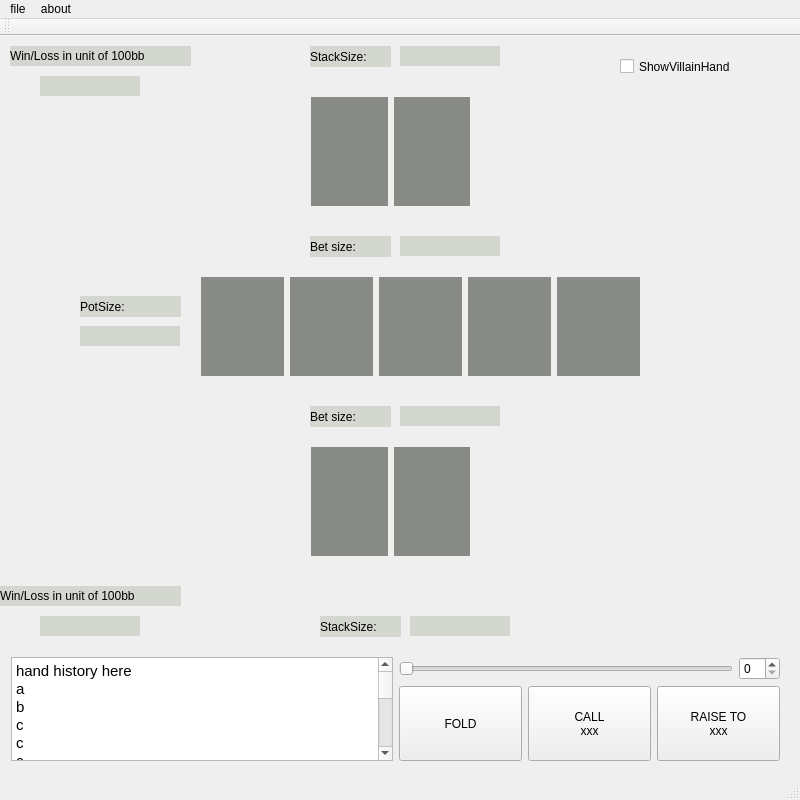
The window that PokerGUI/mainwindow.ui (derek28/coronapoker) describes before a commit, drawn with Qt 5.
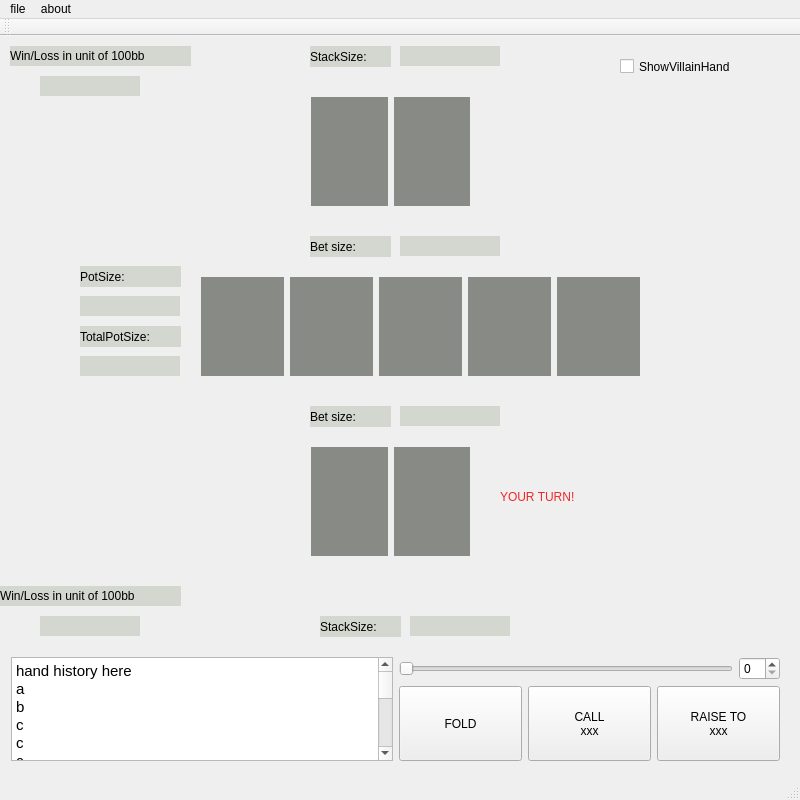
The same window after the commit. Icons and pictures are not drawn.

What changed in the file:
```diff
--- a/PokerGUI/mainwindow.ui
+++ b/PokerGUI/mainwindow.ui
@@ -346,7 +346,7 @@
     <property name="geometry">
      <rect>
       <x>80</x>
-      <y>290</y>
+      <y>260</y>
       <width>100</width>
       <height>20</height>
      </rect>
@@ -560,7 +560,7 @@
     <property name="geometry">
      <rect>
       <x>80</x>
-      <y>260</y>
+      <y>230</y>
       <width>101</width>
       <height>21</height>
      </rect>
@@ -572,6 +572,55 @@
      <string>PotSize:</string>
     </property>
    </widget>
+   <widget class="QLabel" name="YourTurnToAct">
+    <property name="geometry">
+     <rect>
+      <x>500</x>
+      <y>420</y>
+      <width>271</width>
+      <height>81</height>
+     </rect>
+    </property>
+    <property name="styleSheet">
+     <string notr="true">color: rgb(239, 41, 41);
+font: 57 italic 30pt &quot;Ubuntu&quot;;</string>
+    </property>
+    <property name="text">
+     <string>YOUR TURN!</string>
+    </property>
+   </widget>
+   <widget class="QLabel" name="TotalPotSizeText">
+    <property name="geometry">
+     <rect>
+      <x>80</x>
+      <y>290</y>
+      <width>101</width>
+      <height>21</height>
+     </rect>
+    </property>
+    <property name="styleSheet">
+     <string notr="true">background-color: rgb(211, 215, 207);</string>
+    </property>
+    <property name="text">
+     <string>TotalPotSize:</string>
+    </property>
+   </widget>
+   <widget class="QLabel" name="TotalPotSize">
+    <property name="geometry">
+     <rect>
+      <x>80</x>
+      <y>320</y>
+      <width>100</width>
+      <height>20</height>
+     </rect>
+    </property>
+    <property name="styleSheet">
+     <string notr="true">background-color: rgb(211, 215, 207);</string>
+    </property>
+    <property name="text">
+     <string/>
+    </property>
+   </widget>
   </widget>
   <widget class="QToolBar" name="mainToolBar">
    <attribute name="toolBarArea">
```
Left out of the diff: 2 changed lines with no effect on the pictures.
